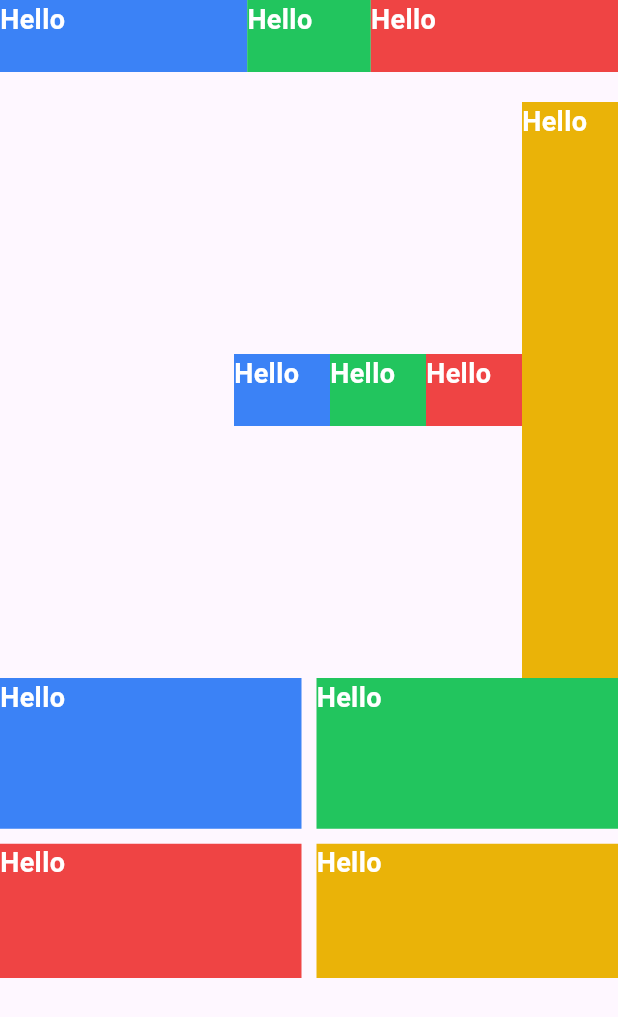
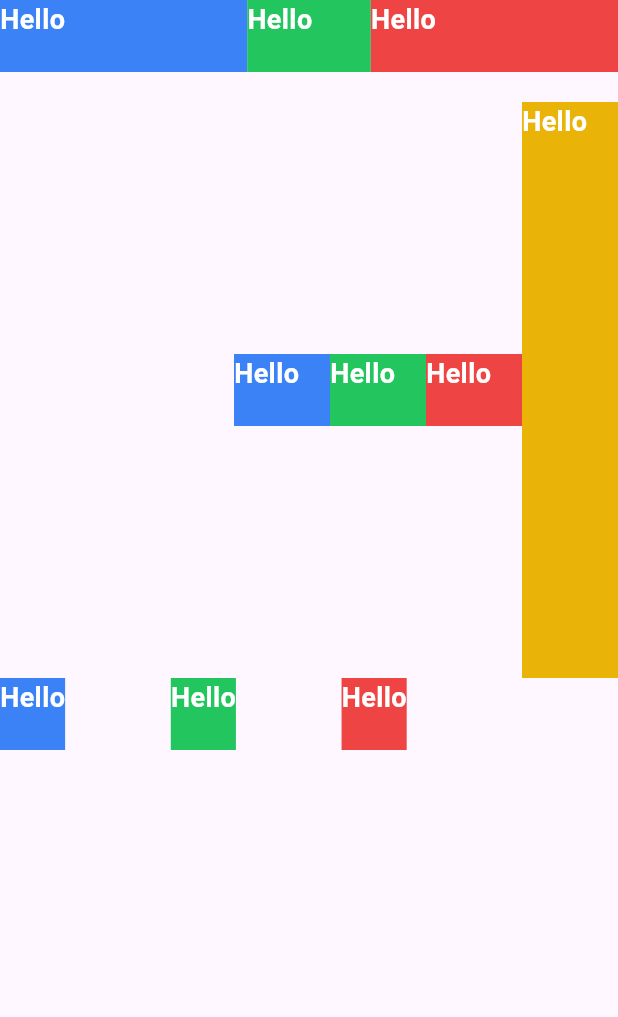
Before and after one commit to MRGRAVITY817/flutterwind, a Flutter app: the screen it shows after launch, on a phone screen of 412 x 824 dp. Shown: the top 1017 px of the screen. Run offline on Flutter 3.47's test engine with Material 3 defaults, Android fonts, the phone set to English and light mode, and no system bars; drawn by our look-alikes of flutter_layout_grid.

Commit message:
feat: add grid widget

```diff
--- a/example/lib/main.dart
+++ b/example/lib/main.dart
@@ -27,11 +27,11 @@ class MyHomePage extends StatelessWidget {
 
   @override
   Widget build(BuildContext context) {
-    return Scaffold(
+    return const Scaffold(
       body: SafeArea(
         child: Column(
           children: [
-            const FwContainer(
+            FwContainer(
               style: "w-full",
               child: Row(
                 children: [
@@ -59,8 +59,8 @@ class MyHomePage extends StatelessWidget {
                 ],
               ),
             ),
-            const SizedBox(height: 20),
-            const FwFlex(
+            SizedBox(height: 20),
+            FwFlex(
               style: "flex-row h-96 justify-end items-center",
               children: [
                 FwContainer(
@@ -93,39 +93,25 @@ class MyHomePage extends StatelessWidget {
                 ),
               ],
             ),
-            SizedBox(
-              height: 200,
-              child: GridView(
-                gridDelegate: const SliverGridDelegateWithFixedCrossAxisCount(
-                  crossAxisCount: 2,
-                  childAspectRatio: 2,
-                  crossAxisSpacing: 10,
-                  mainAxisSpacing: 10,
-                ),
-                children: const [
+            FwGrid(
+              style: "grid-cols-4 gap-4",
+              children: [
                 FwContainer(
-                    style: "w-16 h-12 bg-blue-500",
+                  style: "h-12 bg-blue-500",
                   child: FwText(
                     style: "text-lg text-white font-bold",
                     text: "Hello",
                   ),
                 ),
                 FwContainer(
-                    style: "w-16 h-12 bg-green-500",
+                  style: "h-12 bg-green-500",
                   child: FwText(
                     style: "text-lg text-white font-bold",
                     text: "Hello",
                   ),
                 ),
                 FwContainer(
-                    style: "w-16 h-12 bg-red-500",
-                    child: FwText(
-                      style: "text-lg text-white font-bold",
-                      text: "Hello",
-                    ),
-                  ),
-                  FwContainer(
-                    style: "w-16 h-12 bg-yellow-500",
+                  style: "h-12 bg-red-500",
                   child: FwText(
                     style: "text-lg text-white font-bold",
                     text: "Hello",
@@ -133,7 +119,6 @@ class MyHomePage extends StatelessWidget {
                 ),
               ],
             ),
-            ),
           ],
         ),
       ),
--- a/lib/flutterwind.dart
+++ b/lib/flutterwind.dart
@@ -3,3 +3,4 @@ export 'src/widgets/fw_text.dart' show FwText;
 export 'src/widgets/styles.dart' show styles;
 export 'src/widgets/fw_flexible.dart' show FwFlexible;
 export 'src/widgets/fw_flex.dart' show FwFlex;
+export 'src/widgets/fw_grid.dart' show FwGrid;
--- a/lib/src/widgets/fw_grid.dart
+++ b/lib/src/widgets/fw_grid.dart
@@ -1,4 +1,5 @@
 import 'package:flutter/widgets.dart';
+import 'package:flutter_layout_grid/flutter_layout_grid.dart';
 import 'package:flutterwind/src/parse_style/parse_style.dart';
 
 class FwGrid extends StatelessWidget {
@@ -15,15 +16,14 @@ class FwGrid extends StatelessWidget {
   Widget build(BuildContext context) {
     final fwStyle = FwGridStyle.from(style ?? "", context);
 
-    return GridView.builder(
-      gridDelegate: SliverGridDelegateWithFixedCrossAxisCount(
-        crossAxisCount: fwStyle.columns ?? 1,
-        crossAxisSpacing: fwStyle.spacing ?? 0,
-        mainAxisSpacing: fwStyle.runSpacing ?? 0,
-      ),
-      itemBuilder: (BuildContext context, int index) {
-        return children[index];
-      },
+    return LayoutGrid(
+      columnSizes: [
+        for (int i = 0; i < fwStyle.columns!; i++) auto,
+      ],
+      rowSizes: [
+        for (int i = 0; i < children.length; i++) auto,
+      ],
+      children: children,
     );
   }
 }
```
Lines whose indentation alone changed are shown as unchanged.
